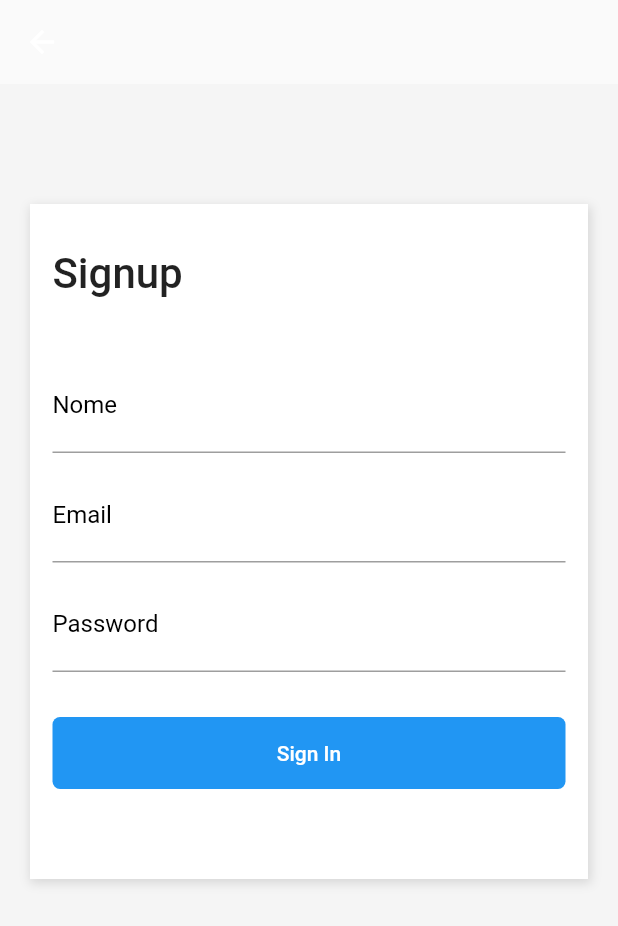
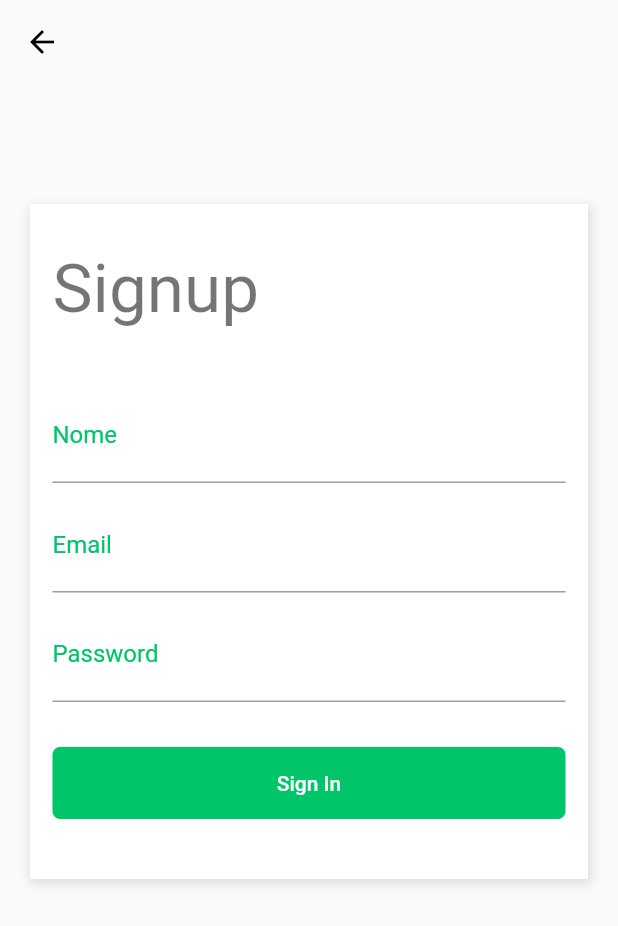
Before and after one commit to cadudias/balta_flutter_animations, a Flutter app: the screen it shows after launch, after a tap on "Sign Up", on a phone screen of 412 x 824 dp. Shown: the top 926 px of the screen. Run offline on Flutter 3.47's test engine with Material 2 defaults, Android fonts, the phone set to English and light mode, and no system bars.

Commit message:
adicionar temas branco e preto

```diff
--- a/lib/login/login.page.dart
+++ b/lib/login/login.page.dart
@@ -7,20 +7,23 @@ class LoginPage extends StatelessWidget {
     return Scaffold(
       body: SingleChildScrollView(
         child: Container(
-          color: Color(0xFFF5F5F5), // cor com hexadecimal
-          padding: EdgeInsets.only(top: 80, left: 20, right: 20, bottom: 40),
+          color: Theme.of(context).accentColor, // cor com hexadecimal
+          padding: EdgeInsets.only(top: 40, left: 20, right: 20, bottom: 40),
           child: Column(
             children: <Widget>[
               Container(
-                height: 400,
-                decoration: BoxDecoration(color: Colors.white, boxShadow: [
+                height: 420,
+                decoration: BoxDecoration(
+                  color: Theme.of(context).accentColor,
+                  boxShadow: [
                     new BoxShadow(
                       color: Colors.black12,
                       offset: new Offset(1, 2.0), // distancia da borda
                       blurRadius: 5, // expansao da borda
                       spreadRadius: 1,
                     ),
-                ]),
+                  ],
+                ),
                 child: Padding(
                   padding: EdgeInsets.only(
                     left: 15,
@@ -36,16 +39,20 @@ class LoginPage extends StatelessWidget {
                             children: <Widget>[
                               Text(
                                 "Welcome",
-                                style: TextStyle(
-                                  fontSize: 28,
-                                  fontWeight: FontWeight.w500,
+                                style: Theme.of(context).textTheme.display2,
                               ),
+                              Text(
+                                "Sign in to continue",
+                                style: Theme.of(context).textTheme.subhead,
                               ),
-                              Text("Sign in to continue"),
                             ],
                           ),
                           FlatButton(
-                            child: Text("Sign Up"),
+                            child: Text(
+                              "Sign Up",
+                              style: TextStyle(
+                                  color: Theme.of(context).primaryColor),
+                            ),
                             onPressed: () {
                               Navigator.push(
                                 context,
@@ -64,7 +71,7 @@ class LoginPage extends StatelessWidget {
                         decoration: InputDecoration(
                           labelText: "Email",
                           labelStyle: TextStyle(
-                            color: Colors.black,
+                            color: Theme.of(context).primaryColor,
                             fontWeight: FontWeight.w400,
                             fontSize: 16,
                           ),
@@ -72,7 +79,7 @@ class LoginPage extends StatelessWidget {
                         style: TextStyle(
                             // estilo do texto digitado no input
                             fontSize: 20,
-                        ),
+                            color: Theme.of(context).primaryColor),
                       ),
                       SizedBox(
                         height: 10,
@@ -83,7 +90,7 @@ class LoginPage extends StatelessWidget {
                         decoration: InputDecoration(
                           labelText: "Password",
                           labelStyle: TextStyle(
-                            color: Colors.black,
+                            color: Theme.of(context).primaryColor,
                             fontWeight: FontWeight.w400,
                             fontSize: 16,
                           ),
@@ -91,13 +98,17 @@ class LoginPage extends StatelessWidget {
                         style: TextStyle(
                             // estilo do texto digitado no input
                             fontSize: 20,
-                        ),
+                            color: Theme.of(context).primaryColor),
                       ),
                       Container(
                         height: 40,
                         alignment: Alignment.centerRight,
                         child: FlatButton(
-                          child: Text("Forgot your password?"),
+                          child: Text(
+                            "Forgot your password?",
+                            style: TextStyle(
+                                color: Theme.of(context).primaryColor),
+                          ),
                           onPressed: () {},
                         ),
                       ),
@@ -107,7 +118,7 @@ class LoginPage extends StatelessWidget {
                       Container(
                         width: double.infinity,
                         decoration: BoxDecoration(
-                          color: Colors.blue,
+                          color: Theme.of(context).primaryColor,
                           borderRadius: BorderRadius.all(
                             Radius.circular(5),
                           ),
@@ -130,19 +141,16 @@ class LoginPage extends StatelessWidget {
                 padding: EdgeInsets.only(top: 15, bottom: 15),
                 child: Text(
                   "- OR -",
-                  style: TextStyle(
-                    fontSize: 14,
-                    fontWeight: FontWeight.w300,
-                  ),
+                  style: Theme.of(context).textTheme.subhead,
                 ),
               ),
               Container(
                 width: double.infinity,
-                height: 40,
+                height: 60,
                 decoration: BoxDecoration(
                   border: Border.all(
                     width: 2.0,
-                    color: Colors.blue,
+                    color: Theme.of(context).primaryColor,
                   ),
                   borderRadius: BorderRadius.all(
                     Radius.circular(5),
@@ -167,11 +175,11 @@ class LoginPage extends StatelessWidget {
               ),
               Container(
                 width: double.infinity,
-                height: 40,
+                height: 60,
                 decoration: BoxDecoration(
                   border: Border.all(
                     width: 2.0,
-                    color: Colors.blue,
+                    color: Theme.of(context).primaryColor,
                   ),
                   borderRadius: BorderRadius.all(
                     Radius.circular(5),
--- a/lib/login/signup.page.dart
+++ b/lib/login/signup.page.dart
@@ -4,31 +4,19 @@ class SignUpPage extends StatelessWidget {
   @override
   Widget build(BuildContext context) {
     return Scaffold(
-
       appBar: AppBar(
         backgroundColor: Colors.white.withOpacity(0),
         elevation: 0,
-        //title: Text("Teste"),
-        //leading: Text("1"),
-        // actions: <Widget>[
-        //   Icon(Icons.favorite),
-        // ],
       ),
       body: SingleChildScrollView(
         child: Container(
-          color: Color(0xFFF5F5F5),
-          padding: EdgeInsets.only(
-            top: 80,
-            left: 20,
-            right: 20,
-            bottom: 40
-          ),
+          padding: EdgeInsets.only(top: 80, left: 20, right: 20, bottom: 40),
           child: Column(
             children: <Widget>[
               Container(
                 height: 450,
                 decoration: BoxDecoration(
-                  color: Colors.white,
+                  color: Theme.of(context).accentColor,
                   boxShadow: [
                     new BoxShadow(
                       color: Colors.black12,
@@ -39,7 +27,7 @@ class SignUpPage extends StatelessWidget {
                   ],
                 ),
                 child: Padding(
-                    padding: EdgeInsets.only(
+                  padding: EdgeInsets.only(
                     left: 15,
                     right: 15,
                     top: 30,
@@ -47,13 +35,10 @@ class SignUpPage extends StatelessWidget {
                   child: Column(
                     crossAxisAlignment: CrossAxisAlignment.stretch,
                     children: <Widget>[
-                       Text(
+                      Text(
                         "Signup",
                         textAlign: TextAlign.left,
-                        style: TextStyle(
-                          fontSize: 28,
-                          fontWeight: FontWeight.w500,
-                        ),
+                        style: Theme.of(context).textTheme.display2,
                       ),
                       SizedBox(
                         height: 40,
@@ -63,7 +48,7 @@ class SignUpPage extends StatelessWidget {
                         decoration: InputDecoration(
                           labelText: "Nome",
                           labelStyle: TextStyle(
-                            color: Colors.black,
+                            color: Theme.of(context).primaryColor,
                             fontWeight: FontWeight.w400,
                             fontSize: 16,
                           ),
@@ -71,6 +56,7 @@ class SignUpPage extends StatelessWidget {
                         style: TextStyle(
                           // estilo do texto digitado no input
                           fontSize: 20,
+                          color: Theme.of(context).primaryColor,
                         ),
                       ),
                       SizedBox(
@@ -81,7 +67,7 @@ class SignUpPage extends StatelessWidget {
                         decoration: InputDecoration(
                           labelText: "Email",
                           labelStyle: TextStyle(
-                            color: Colors.black,
+                            color: Theme.of(context).primaryColor,
                             fontWeight: FontWeight.w400,
                             fontSize: 16,
                           ),
@@ -89,6 +75,7 @@ class SignUpPage extends StatelessWidget {
                         style: TextStyle(
                           // estilo do texto digitado no input
                           fontSize: 20,
+                          color: Theme.of(context).primaryColor,
                         ),
                       ),
                       SizedBox(
@@ -100,7 +87,7 @@ class SignUpPage extends StatelessWidget {
                         decoration: InputDecoration(
                           labelText: "Password",
                           labelStyle: TextStyle(
-                            color: Colors.black,
+                            color: Theme.of(context).primaryColor,
                             fontWeight: FontWeight.w400,
                             fontSize: 16,
                           ),
@@ -108,6 +95,7 @@ class SignUpPage extends StatelessWidget {
                         style: TextStyle(
                           // estilo do texto digitado no input
                           fontSize: 20,
+                          color: Theme.of(context).primaryColor,
                         ),
                       ),
                       SizedBox(
@@ -116,7 +104,7 @@ class SignUpPage extends StatelessWidget {
                       Container(
                         width: double.infinity,
                         decoration: BoxDecoration(
-                          color: Colors.blue,
+                          color: Theme.of(context).primaryColor,
                           borderRadius: BorderRadius.all(
                             Radius.circular(5),
                           ),
--- a/lib/main.dart
+++ b/lib/main.dart
@@ -1,4 +1,6 @@
 import 'package:balta_flutter_animations/login/login.page.dart';
+import 'package:balta_flutter_animations/themes/dark.theme.dart';
+import 'package:balta_flutter_animations/themes/light.theme.dart';
 import 'package:flutter/material.dart';
 
 void main() => runApp(MyApp());
@@ -10,9 +12,7 @@ class MyApp extends StatelessWidget {
     return MaterialApp(
       debugShowCheckedModeBanner: false,
       title: 'Flutter Demo',
-      theme: ThemeData(
-        primarySwatch: Colors.blue,
-      ),
+      theme: lightTheme(),
       home: LoginPage(),
     );
   }
--- /dev/null
+++ b/lib/themes/dark.theme.dart
@@ -0,0 +1,23 @@
+import 'package:flutter/material.dart';
+
+const brightness = Brightness.dark;
+const primaryColor = const Color(0xFF00C569);
+const lightColor = const Color(0xFFFFFF);
+const backgroundColor = const Color(0xFFF5F5F5);
+
+ThemeData darkTheme() {
+  return ThemeData(
+    brightness: brightness,
+    textTheme: new TextTheme(
+      body1: new TextStyle(color: Colors.red),
+      display4: new TextStyle(
+        fontSize: 78,
+      ),
+      button: new TextStyle(
+        color: Colors.green,
+      ),
+    ),
+    primaryColor: primaryColor,
+    accentColor: Colors.black26, // cor que constrasta com a primaryColor
+  );
+}
--- /dev/null
+++ b/lib/themes/light.theme.dart
@@ -0,0 +1,23 @@
+import 'package:flutter/material.dart';
+
+const brightness = Brightness.light;
+const primaryColor = const Color(0xFF00C569);
+const lightColor = const Color(0xFFFFFF);
+const backgroundColor = const Color(0xFFF5F5F5);
+
+ThemeData lightTheme() {
+  return ThemeData(
+    brightness: brightness,
+    textTheme: new TextTheme(
+      body1: new TextStyle(color: Colors.red),
+      display4: new TextStyle(
+        fontSize: 78,
+      ),
+      button: new TextStyle(
+        color: Colors.green,
+      ),
+    ),
+    primaryColor: primaryColor,
+    accentColor: Colors.white, // cor que constrasta com a primaryColor
+  );
+}
```
Lines whose indentation alone changed are shown as unchanged.
